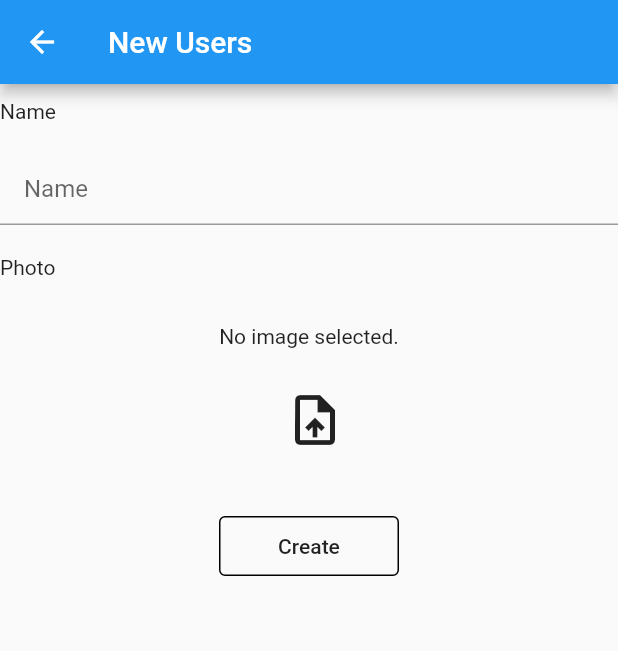
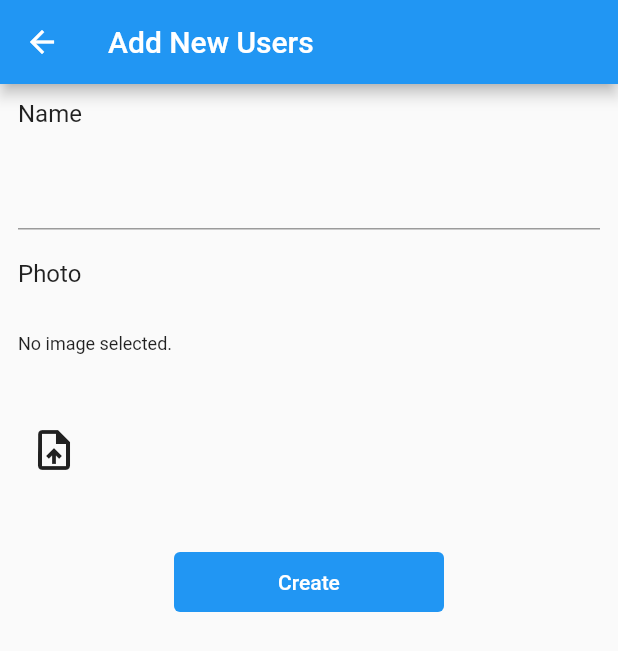
Before and after one commit to maimand/door-opener-mb, a Flutter app: the UserList screen opened directly, after a tap on the "add" icon, on a phone screen of 412 x 824 dp. Shown: the top 651 px of the screen. Run offline on Flutter 3.47's test engine with Material 2 defaults, Android fonts, the light colour scheme and no system bars; our stand-ins replace firebase_core, firebase_database, flutter_slidable, image_picker; missing offline and left inert: dart:ffi, image_crop; accounts and stored records are empty.

Commit message:
Add new UI codes

```diff
--- a/lib/model/log_model.dart
+++ b/lib/model/log_model.dart
@@ -19,4 +19,5 @@ class Log {
     data['data'] = this.data;
     return data;
   }
+
 }
--- a/lib/model/user.dart
+++ b/lib/model/user.dart
@@ -1,18 +1,22 @@
 class User {
+  String href;
   String name;
   String data;
 
-  User({this.name, this.data});
+  User({this.href, this.name, this.data});
 
   User.fromJson(Map<String, dynamic> json) {
+    href = json['href'];
     name = json['name'];
     data = json['data'];
   }
 
   Map<String, dynamic> toJson() {
     final Map<String, dynamic> data = new Map<String, dynamic>();
+    data['href'] = this.href;
     data['name'] = this.name;
     data['data'] = this.data;
     return data;
   }
+
 }
--- /dev/null
+++ b/lib/services/firebase.dart
@@ -0,0 +1,70 @@
+import 'package:door_opener/model/log_model.dart';
+import 'package:door_opener/model/user.dart';
+import 'package:firebase_database/firebase_database.dart';
+
+class FirebaseServicce {
+  static final databaseReference = FirebaseDatabase.instance.reference();
+
+  static Future<List<Log>> fetchLogs() async {
+    List<Log> logs = new List();
+    try {
+      await databaseReference
+          .child("door-opener-a3c06-default-rtdb/Images")
+          .once()
+          .then((DataSnapshot dataSnapshot) {
+        Map<dynamic, dynamic> values = dataSnapshot.value;
+        if (values != null) {
+          values.forEach((key, values) {
+            logs.add(new Log(
+                href: key,
+                name: values["name"],
+                data: values["data"],
+                timestamp: values["timestamp"]));
+          });
+        }
+      });
+    } catch (e) {
+      //TODO: Add error loading view
+      print(e);
+    }
+    //if error, return empty list
+    return logs;
+  }
+
+  static void deleteLogs(String href) async {
+    try {
+      databaseReference
+          .child("door-opener-a3c06-default-rtdb/Images/" + href)
+          .remove();
+    } catch (e) {
+      print(e);
+    }
+  }
+
+  static Future<List<User>> fetchUsers() async {
+    List<User> users = new List();
+    try {
+      await databaseReference
+          .child("door-opener-a3c06-default-rtdb/user")
+          .once()
+          .then((DataSnapshot dataSnapshot) {
+        Map<dynamic, dynamic> values = dataSnapshot.value;
+        if (values != null) {
+          values.forEach((key, values) {
+            users.add(new User(
+              href: key,
+              name: values["name"],
+              data: values["data"]));
+          });
+        }
+      });
+      print('loaded');
+    } catch (e) {
+      // TODO
+      print(e);
+    }
+    //if error, return empty list
+    return users;
+  }
+
+}
--- a/lib/services/service.dart
+++ b/lib/services/service.dart
@@ -5,7 +5,7 @@ import 'package:http/http.dart' as http;
 
 class Service {
   //TODO: Update BASE_URL
-  static const String BASE_URL = 'http://4067596a12a1.ngrok.io';
+  static const String BASE_URL = 'http://dc0ba5869187.ngrok.io';
 
   static Future createUser(String name, File file) async {
     var request = http.MultipartRequest('POST', Uri.parse( BASE_URL + '/register-face'));
--- a/lib/views/add_user_view.dart
+++ b/lib/views/add_user_view.dart
@@ -1,7 +1,5 @@
-import 'dart:convert';
+import 'dart:ffi';
 import 'dart:io';
-import 'dart:typed_data';
-
 import 'package:flutter/material.dart';
 import 'package:image_picker/image_picker.dart';
 import 'package:image_crop/image_crop.dart';
@@ -90,7 +88,8 @@ class _AddUserViewState extends State<AddUserView> {
 
   Future pickImage() async {
     final picker = ImagePicker();
-    final pickedFile = await picker.getImage(source: ImageSource.camera);
+    final pickedFile =
+        await picker.getImage(source: ImageSource.camera, imageQuality: 50);
     setState(() {
       if (pickedFile != null) {
         selectedPhoto = File(pickedFile.path);
@@ -100,7 +99,7 @@ class _AddUserViewState extends State<AddUserView> {
     });
   }
 
-  void uploadPhoto() async {
+  Future uploadPhoto() async {
     await pickImage();
     if (selectedPhoto != null) {
       Map cropData = await getImageCropperCropData(
@@ -117,7 +116,7 @@ class _AddUserViewState extends State<AddUserView> {
     }
   }
 
-  void saveUser() async {
+  Future saveUser() async {
     await widget.onSave(controller.text, selectedPhoto);
   }
 
@@ -125,16 +124,22 @@ class _AddUserViewState extends State<AddUserView> {
   Widget build(BuildContext context) {
     return Scaffold(
       appBar: AppBar(
-        title: Text('New Users'),
+        title: Text('Add New Users'),
       ),
       body: GestureDetector(
-        onTap: FocusScope.of(context).unfocus,
+        onTap: focusNode.unfocus,
+        child: Container(
+          padding: const EdgeInsets.symmetric(horizontal: 12.0),
           child: Column(
+            crossAxisAlignment: CrossAxisAlignment.start,
             children: [
               Container(
                 alignment: Alignment.centerLeft,
                 padding: EdgeInsets.symmetric(vertical: 10.0),
-              child: Text('Name'),
+                child: Text(
+                  'Name',
+                  style: TextStyle(fontSize: 16),
+                ),
               ),
               Container(
                   alignment: Alignment.centerLeft,
@@ -143,60 +148,77 @@ class _AddUserViewState extends State<AddUserView> {
                     controller: controller,
                     focusNode: focusNode,
                     keyboardType: TextInputType.name,
-                  decoration: InputDecoration(
-                      contentPadding: EdgeInsets.fromLTRB(16, 8, 48, 8),
-                      hintText: 'Name',
-                      focusedBorder: OutlineInputBorder(
-                          borderRadius: BorderRadius.circular(4.0),
-                          borderSide: BorderSide(
-                            width: 1.0,
-                          ))),
+                    // decoration: InputDecoration(
+                    //     // contentPadding: EdgeInsets.fromLTRB(16, 8, 48, 8),
+                    //     focusedBorder: OutlineInputBorder(
+                    //       borderRadius: BorderRadius.circular(4.0),
+                    //     )),
                   )),
               Container(
                 alignment: Alignment.centerLeft,
                 padding: EdgeInsets.symmetric(vertical: 10.0),
-              child: Text('Photo'),
+                child: Text('Photo', style: TextStyle(fontSize: 16)),
               ),
-            SizedBox(height: 20,),
-            Center(
-              child: selectedPhoto == null
-                  ? Text('No image selected.')
-                  : Image.file(
-                      selectedPhoto,
-                      width: 200,
-                      height: 200,
+              SizedBox(
+                height: 20,
               ),
+              Column(
+                children: [
+                  selectedPhoto == null
+                      ? Row(children: [
+                          Text(
+                            'No image selected.',
+                            style: TextStyle(fontSize: 12),
                           ),
-            SizedBox(height: 20,),
+                        ])
+                      : Container(
+                          width: 120,
+                          height: 120,
+                          decoration: BoxDecoration(
+                              shape: BoxShape.circle,
+                              image: DecorationImage(
+                                  fit: BoxFit.fill,
+                                  image: FileImage(selectedPhoto))),
+                        )
+                ],
+              ),
+              SizedBox(
+                height: 40,
+              ),
               IconButton(
                   icon: Icon(
                     Icons.upload_file,
-                  size: 40.0,
+                    size: 32.0,
                   ),
                   onPressed: () {
                     FocusScope.of(context).unfocus();
                     uploadPhoto();
                   }),
-            SizedBox(height: 40,),
-            FlatButton(
-                onPressed: () {
-                  saveUser();
+              SizedBox(
+                height: 40,
+              ),
+              Center(
+                child: FlatButton(
+                    onPressed: () async {
+                      await saveUser();
                       Navigator.of(context).pop();
                     },
                     child: Container(
-                  width: 120,
+                      width: 180,
                       height: 40,
                       decoration: BoxDecoration(
+                        color: Colors.blue,
                         borderRadius: BorderRadius.circular(4.0),
-                    border: Border.all(color: Colors.black)
                       ),
-                  child: Center(child: Text('Create')),
-                ))
+                      child: Center(
+                          child: Text('Create',
+                              style: TextStyle(color: Colors.white))),
+                    )),
+              )
             ],
+          ),
         ),
       ),
     );
   }
-
-
 }
--- a/lib/views/user_list_view.dart
+++ b/lib/views/user_list_view.dart
@@ -1,16 +1,16 @@
 import 'dart:convert';
 import 'dart:io';
-
 import 'package:door_opener/model/user.dart';
+import 'package:door_opener/services/firebase.dart';
 import 'package:door_opener/services/service.dart';
 import 'package:door_opener/views/add_user_view.dart';
-import 'package:firebase_database/firebase_database.dart';
+import 'package:door_opener/widgets/user_card.dart';
 import 'package:flutter/material.dart';
+import 'package:flutter_slidable/flutter_slidable.dart';
 
 // ignore: must_be_immutable
 class UserList extends StatefulWidget {
-  DatabaseReference databaseReference;
-  UserList({this.databaseReference, key}) : super(key: key);
+  UserList({key}) : super(key: key);
 
   @override
   _UserListState createState() => _UserListState();
@@ -18,6 +18,8 @@ class UserList extends StatefulWidget {
 
 class _UserListState extends State<UserList> {
   List<User> users = new List();
+  bool isLoading = true;
+  final SlidableController slidableController = SlidableController();
 
   @override
   void initState() {
@@ -27,34 +29,38 @@ class _UserListState extends State<UserList> {
   }
 
   Future getList() async {
-    print('loading user list');
+    setState(() {
+      isLoading = true;
+    });
     try {
-      await widget.databaseReference
-          .child("door-opener-a3c06-default-rtdb/user")
-          .once()
-          .then((DataSnapshot dataSnapshot) {
-        Map<dynamic, dynamic> values = dataSnapshot.value;
-        values.forEach((key, values) {
-          users.add(new User(name: values["name"], data: values["data"]));
-        });
-      });
-      print('loaded');
+      users = await FirebaseServicce.fetchUsers();
       setState(() {
+        isLoading = false;
       });
     } catch (e) {
-      // TODO
+      print(e);
+    }
+  }
+
+  void deleteData(String name, String href) {
+    try {
+      Service.deleteUser(name, href);
+      setState(() {
+        users.removeWhere((element) => element.href == href);
+      });
+    } catch (e) {
       print(e);
     }
   }
 
   Future saveUser(String name, File file) async {
     try {
-      await Service.createUser(name, file);
+      setState(() {
         final bytes = file.readAsBytesSync();
         String img64 = base64Encode(bytes);
         users.add(new User(name: name, data: img64));
-      setState(() {
       });
+      await Service.createUser(name, file);
     } catch (e) {
       // TODO : add snack bar to show toast
       print(e);
@@ -62,7 +68,9 @@ class _UserListState extends State<UserList> {
   }
 
   Future refreshUserList() async {
-    users = new List();
+    setState(() {
+      users.clear();
+    });
     await getList();
   }
 
@@ -85,24 +93,33 @@ class _UserListState extends State<UserList> {
         title: Text('Users'),
       ),
       body: Center(
-          child: new ListView.builder(
+          child: isLoading
+              ? SizedBox(
+                  child: CircularProgressIndicator(),
+                  width: 60,
+                  height: 60,
+                )
+              : users.isEmpty
+                  ? Text(
+                      'Empty user list',
+                      style: TextStyle(
+                        color: Colors.black26,
+                        fontSize: 18,
+                      ),
+                    )
+                  : ListView.builder(
                       itemBuilder: (BuildContext context, int index) {
-          return Padding(
-            padding: const EdgeInsets.symmetric(vertical: 8.0),
-            child: new Card(
+                        return GestureDetector(
+                          onLongPress: () {
+                            Service.deleteUser(
+                                users[index].name, users[index].href);
+                          },
                           child: Padding(
                             padding: const EdgeInsets.symmetric(vertical: 8.0),
-                child: new Column(
-                  crossAxisAlignment: CrossAxisAlignment.start,
-                  children: <Widget>[
-                    new Text(
-                      users[index].name,
-                      style: TextStyle(fontSize: 14),
-                    ),
-                    new Image.memory(base64Decode(users[index].data)),
-                  ],
-                ),
-              ),
+                            child: UserCard(
+                                user: users[index],
+                                slidableController: slidableController,
+                                onDelete: deleteData),
                           ),
                         );
                       },
--- a/pubspec.yaml
+++ b/pubspec.yaml
@@ -28,6 +28,7 @@ dependencies:
   firebase_messaging: ^7.0.3
   image_picker: ^0.7.4
   intl: ^0.17.0
+  flutter_slidable:
   image_crop: 0.3.2
   http: ^0.13.3
 
```
Also changed, not shown: lib/views/log_list_view.dart (+39 -45 lines), lib/widgets/log_card.dart (added, +64 -0 lines), lib/widgets/pop_up.dart (added, +51 -0 lines), lib/widgets/user_card.dart (added, +73 -0 lines), 1 other file. Lines whose indentation alone changed are shown as unchanged.
